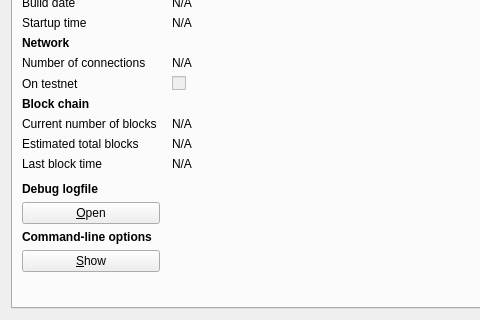
Before: the Qt Designer form src/qt/forms/rpcconsole.ui in Pranz/smallchange, drawn with Qt 5; both pictures show x 0 to 480 and y 130 to 450 of the 740 by 450 pixel window.
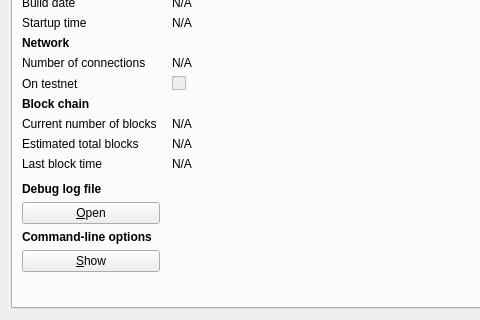
After: the same form once the commit is applied. Icons and pictures are not drawn.

The edit to the form file:
```diff
--- a/src/qt/forms/rpcconsole.ui
+++ b/src/qt/forms/rpcconsole.ui
@@ -315,7 +315,7 @@
           </font>
          </property>
          <property name="text">
-          <string>Debug logfile</string>
+          <string>Debug log file</string>
          </property>
         </widget>
        </item>
```
Left out of the diff: 13 changed lines with no effect on the pictures.
